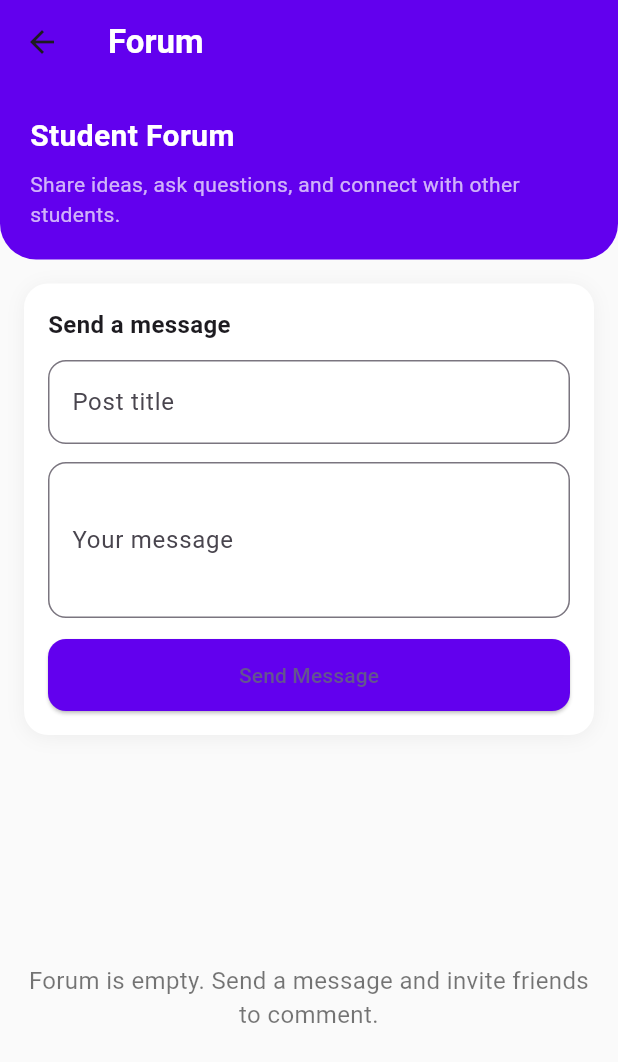
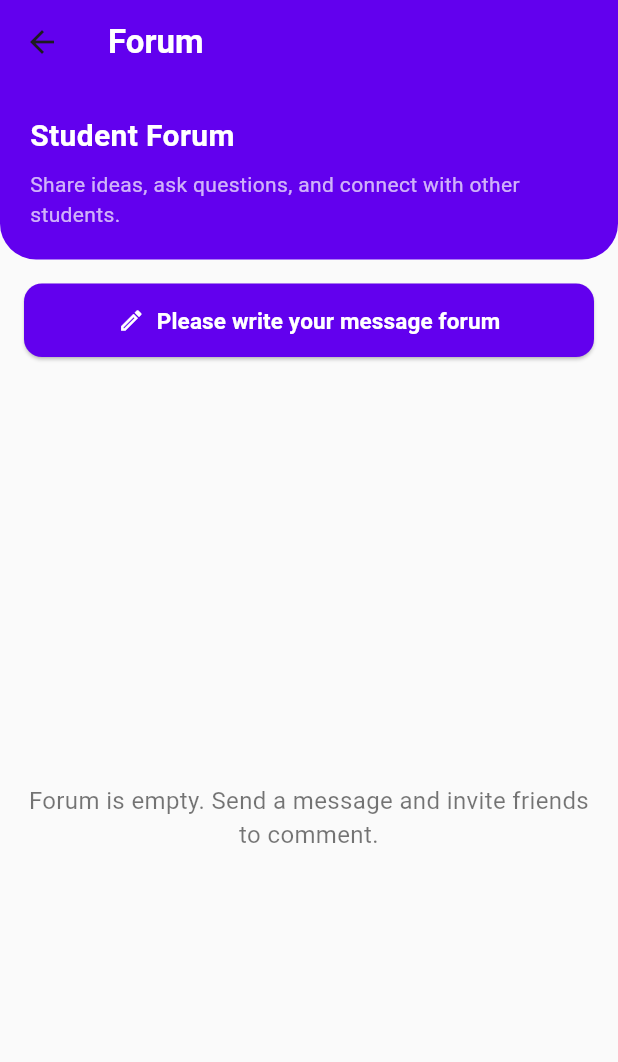
Before and after one commit to aimanazhad/uitm_student_tutor, a Flutter app: the ForumPage screen opened directly, on a phone screen of 412 x 824 dp. Shown: the top 1062 px of the screen. Run offline on Flutter 3.47's test engine with Material 3 defaults, Android fonts, the phone set to English and light mode, and no system bars; our stand-ins replace cloud_firestore, firebase_auth, firebase_core; accounts and stored records are empty.

Commit message:
update forum filling form

```diff
--- a/lib/pages/forum_page.dart
+++ b/lib/pages/forum_page.dart
@@ -13,6 +13,7 @@ class _ForumPageState extends State<ForumPage> {
   final _titleController = TextEditingController();
   final _messageController = TextEditingController();
   bool _isPosting = false;
+  bool _isComposerVisible = false;
   String _authorName = 'Student';
 
   @override
@@ -76,6 +77,9 @@ class _ForumPageState extends State<ForumPage> {
       _titleController.clear();
       _messageController.clear();
       if (!mounted) return;
+      setState(() {
+        _isComposerVisible = false;
+      });
       ScaffoldMessenger.of(context).showSnackBar(
         const SnackBar(
           content: Text('Message sent to the forum.'),
@@ -158,6 +162,33 @@ class _ForumPageState extends State<ForumPage> {
               padding: const EdgeInsets.fromLTRB(16, 16, 16, 0),
               child: Column(
                 children: [
+                  SizedBox(
+                    width: double.infinity,
+                    child: ElevatedButton.icon(
+                      onPressed: () {
+                        setState(() {
+                          _isComposerVisible = !_isComposerVisible;
+                        });
+                      },
+                      style: ElevatedButton.styleFrom(
+                        backgroundColor: const Color(0xFF6200EE),
+                        foregroundColor: Colors.white,
+                        padding: const EdgeInsets.symmetric(vertical: 14),
+                        shape: RoundedRectangleBorder(
+                          borderRadius: BorderRadius.circular(12),
+                        ),
+                      ),
+                      icon: Icon(_isComposerVisible ? Icons.close : Icons.edit_outlined),
+                      label: Text(
+                        _isComposerVisible
+                            ? 'Close message form'
+                            : 'Please write your message forum',
+                        style: const TextStyle(fontSize: 15, fontWeight: FontWeight.w600),
+                      ),
+                    ),
+                  ),
+                  const SizedBox(height: 12),
+                  if (_isComposerVisible)
                     Container(
                       padding: const EdgeInsets.all(16),
                       decoration: BoxDecoration(
```
Lines whose indentation alone changed are shown as unchanged.
